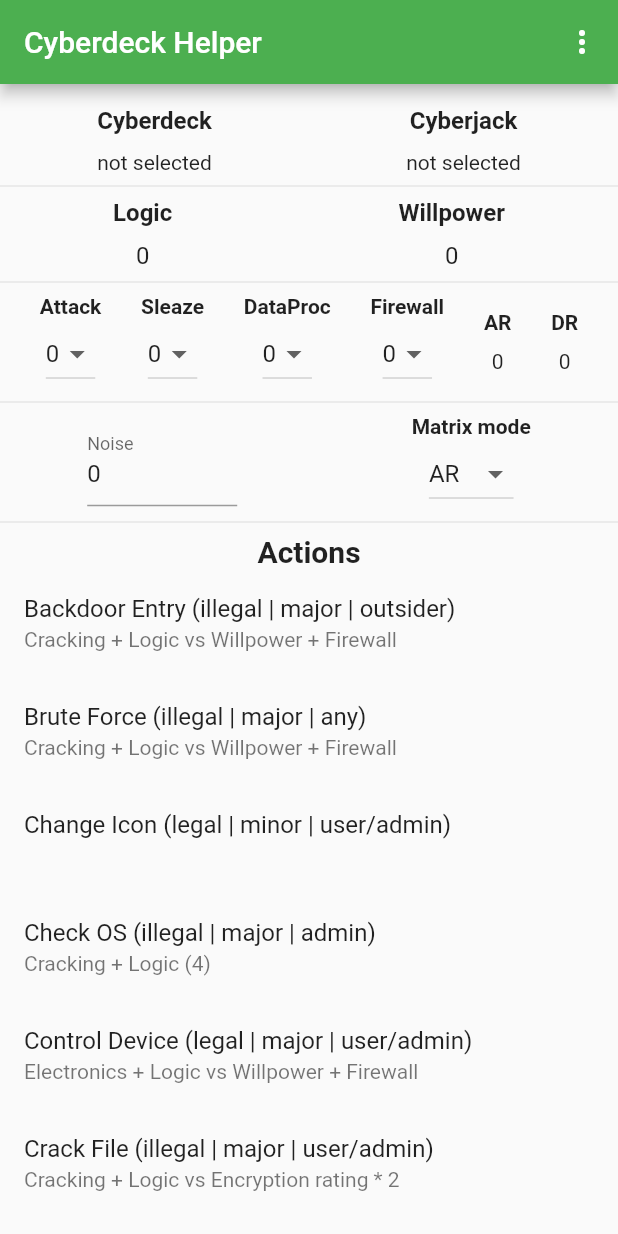
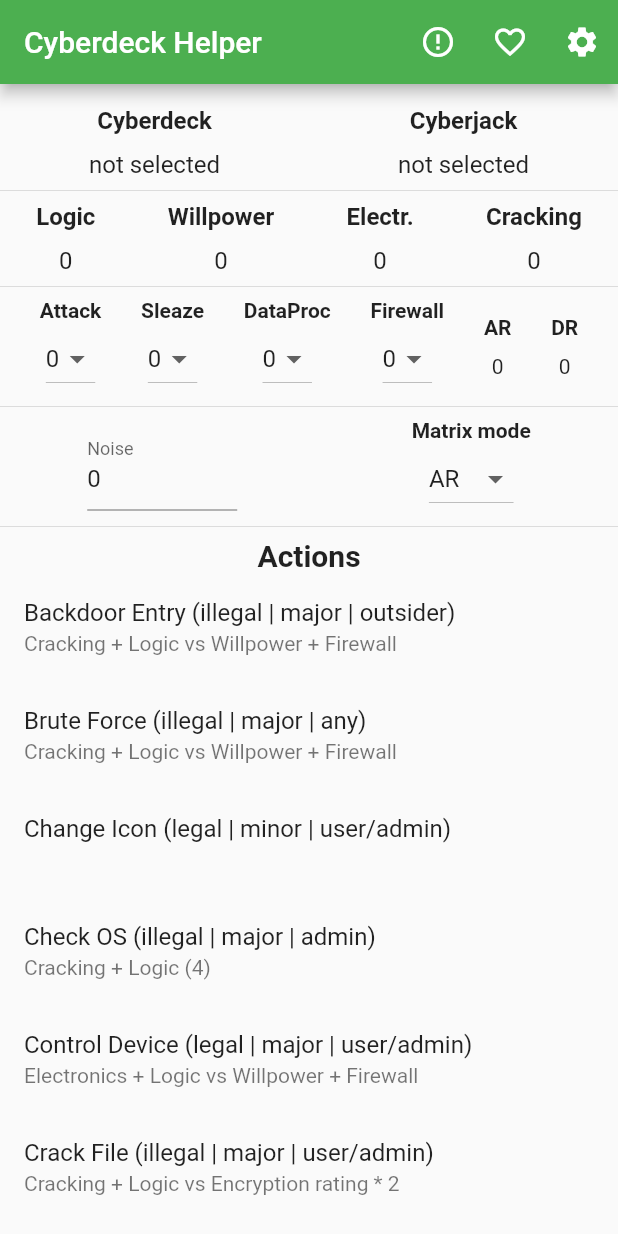
Before and after one commit to Celeo/cyberdeck-helper, a Flutter app: the screen it shows after launch, on a phone screen of 412 x 824 dp. Run offline on Flutter 3.47's test engine with Material 2 defaults, Android fonts, the phone set to English and light mode, and no system bars; our stand-ins replace shared_preferences.

Commit message:
Lots of stuff

```diff
--- a/lib/main.dart
+++ b/lib/main.dart
@@ -1,13 +1,14 @@
+import 'package:flutter/material.dart';
+import 'package:shared_preferences/shared_preferences.dart';
 import 'dart:convert';
 
-import 'package:cyberdeck_helper/action_info.dart';
-import 'package:cyberdeck_helper/noise_info.dart';
-import 'package:flutter/material.dart';
-import 'package:shared_preferences/shared_preferences.dart';
-
-import 'package:cyberdeck_helper/program_config.dart';
+import 'package:cyberdeck_helper/views/about.dart';
+import 'package:cyberdeck_helper/views/validations.dart';
+import 'package:cyberdeck_helper/views/action_info.dart';
+import 'package:cyberdeck_helper/views/noise_info.dart';
 import 'package:cyberdeck_helper/rules.dart';
-import 'package:cyberdeck_helper/char_deck_config.dart';
+import 'package:cyberdeck_helper/views/program_config.dart';
+import 'package:cyberdeck_helper/views/char_deck_config.dart';
 
 void main() => runApp(App());
 
@@ -28,6 +29,7 @@ enum _AppBarDropdownOptions {
   CharacterGear,
   Programs,
   NoiseInfo,
+  About,
 }
 
 class HomePageState extends State<HomePage> {
@@ -177,6 +179,23 @@ class HomePageState extends State<HomePage> {
     );
   }
 
+  Widget _buildAttribColumn(String name, String value) => Column(
+        mainAxisAlignment: MainAxisAlignment.center,
+        children: <Widget>[
+          Text(
+            name,
+            style: TextStyle(fontWeight: FontWeight.bold, fontSize: 16.0),
+          ),
+          Padding(
+            padding: EdgeInsets.only(top: 10.0),
+            child: Text(
+              value,
+              style: TextStyle(fontSize: 16.0),
+            ),
+          ),
+        ],
+      );
+
   @override
   Widget build(BuildContext context) {
     final asdf = getValidASDF();
@@ -185,9 +204,27 @@ class HomePageState extends State<HomePage> {
         title: Text(appName),
         backgroundColor: Colors.green,
         actions: <Widget>[
-          // TODO errors like attribute selection, too many programs, etc.
-          // TODO condition monitor
+          IconButton(
+            icon: Icon(Icons.error_outline),
+            tooltip: 'Validation',
+            onPressed: () {
+              Navigator.push(
+                context,
+                MaterialPageRoute(
+                  builder: (context) => ViewValidations(config: deckConfig),
+                ),
+              );
+            },
+          ),
+          IconButton(
+            icon: Icon(Icons.favorite_border),
+            tooltip: 'Condition Monitor',
+            onPressed: () {
+              // TODO
+            },
+          ),
           PopupMenuButton<_AppBarDropdownOptions>(
+            icon: Icon(Icons.settings),
             onSelected: (choice) async {
               if (choice == null) {
                 return;
@@ -197,7 +234,7 @@ class HomePageState extends State<HomePage> {
                   context,
                   MaterialPageRoute(
                     builder: (context) =>
-                        CharGearViewConfiguration(config: deckConfig),
+                        ViewCharGearConfig(config: deckConfig),
                   ),
                 );
                 saveConfig();
@@ -205,8 +242,7 @@ class HomePageState extends State<HomePage> {
                 await Navigator.push(
                   context,
                   MaterialPageRoute(
-                    builder: (context) =>
-                        ProgramViewConfiguration(config: deckConfig),
+                    builder: (context) => ViewProgramConfig(config: deckConfig),
                   ),
                 );
                 saveConfig();
@@ -215,6 +251,13 @@ class HomePageState extends State<HomePage> {
                   context,
                   MaterialPageRoute(
                     builder: (context) => ViewNoiseInfo(),
+                  ),
+                );
+              } else if (choice == _AppBarDropdownOptions.About) {
+                Navigator.push(
+                  context,
+                  MaterialPageRoute(
+                    builder: (context) => ViewAbout(),
                   ),
                 );
               }
@@ -234,6 +277,11 @@ class HomePageState extends State<HomePage> {
                   value: _AppBarDropdownOptions.NoiseInfo,
                   child: Text('Noise Info'),
                 ),
+                PopupMenuDivider(),
+                PopupMenuItem(
+                  value: _AppBarDropdownOptions.About,
+                  child: Text('About'),
+                ),
               ];
             },
           ),
@@ -247,43 +295,13 @@ class HomePageState extends State<HomePage> {
               child: Row(
                 mainAxisAlignment: MainAxisAlignment.spaceAround,
                 children: <Widget>[
-                  Column(
-                    mainAxisAlignment: MainAxisAlignment.center,
-                    children: <Widget>[
-                      Text(
+                  _buildAttribColumn(
                     'Cyberdeck',
-                        style: TextStyle(
-                          fontWeight: FontWeight.bold,
-                          fontSize: 16.0,
+                    deckConfig.deck ?? 'not selected',
                   ),
-                      ),
-                      Padding(
-                        padding: EdgeInsets.only(top: 10.0),
-                        child: Text(
-                          deckConfig.deck ?? 'not selected',
-                          style: TextStyle(fontSize: 14.0),
-                        ),
-                      ),
-                    ],
-                  ),
-                  Column(
-                    mainAxisAlignment: MainAxisAlignment.center,
-                    children: <Widget>[
-                      Text(
+                  _buildAttribColumn(
                     'Cyberjack',
-                        style: TextStyle(
-                          fontWeight: FontWeight.bold,
-                          fontSize: 16.0,
-                        ),
-                      ),
-                      Padding(
-                        padding: EdgeInsets.only(top: 10.0),
-                        child: Text(
                     deckConfig.jack ?? 'not selected',
-                          style: TextStyle(fontSize: 14.0),
-                        ),
-                      ),
-                    ],
                   ),
                 ],
               ),
@@ -292,41 +310,21 @@ class HomePageState extends State<HomePage> {
             Row(
               mainAxisAlignment: MainAxisAlignment.spaceAround,
               children: <Widget>[
-                Column(
-                  mainAxisAlignment: MainAxisAlignment.center,
-                  children: <Widget>[
-                    Text(
+                _buildAttribColumn(
                   'Logic',
-                      style: TextStyle(
-                          fontWeight: FontWeight.bold, fontSize: 16.0),
+                  deckConfig.logic.toString(),
                 ),
-                    Padding(
-                      padding: EdgeInsets.only(top: 10.0),
-                      child: Text(
-                        deckConfig.logic.toString(),
-                        style: TextStyle(fontSize: 16.0),
+                _buildAttribColumn(
+                  'Willpower',
+                  deckConfig.willpower.toString(),
                 ),
+                _buildAttribColumn(
+                  'Electr.',
+                  deckConfig.electronics.toString(),
                 ),
-                  ],
-                ),
-                Column(
-                  mainAxisAlignment: MainAxisAlignment.center,
-                  children: <Widget>[
-                    Text(
-                      'Willpower',
-                      style: TextStyle(
-                        fontWeight: FontWeight.bold,
-                        fontSize: 16.0,
-                      ),
-                    ),
-                    Padding(
-                      padding: EdgeInsets.only(top: 10.0),
-                      child: Text(
-                        deckConfig.willpower.toString(),
-                        style: TextStyle(fontSize: 16.0),
-                      ),
-                    ),
-                  ],
+                _buildAttribColumn(
+                  'Cracking',
+                  deckConfig.cracking.toString(),
                 ),
               ],
             ),
```
Also changed, not shown: lib/views/about.dart (added, +24 -0 lines), lib/views/char_deck_config.dart (renamed from lib/char_deck_config.dart, +6 -6 lines), lib/views/condition_monitor.dart (added, +24 -0 lines), lib/views/program_config.dart (renamed from lib/program_config.dart, +6 -6 lines), lib/views/validations.dart (added, +29 -0 lines), lib/views/action_info.dart (renamed from lib/action_info.dart), lib/views/noise_info.dart (renamed from lib/noise_info.dart). Lines whose indentation alone changed are shown as unchanged.
